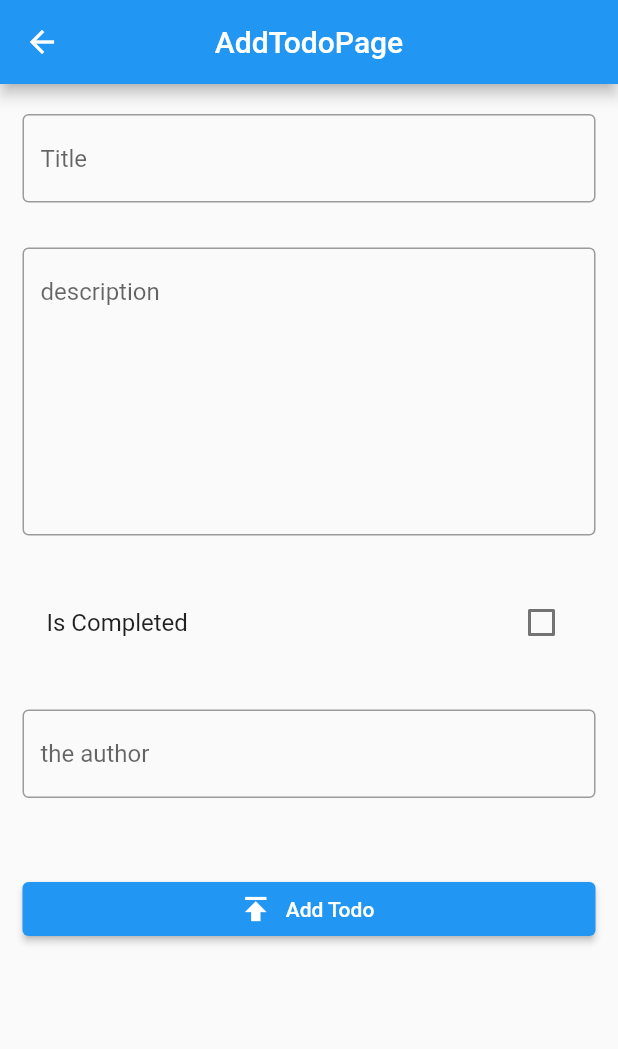
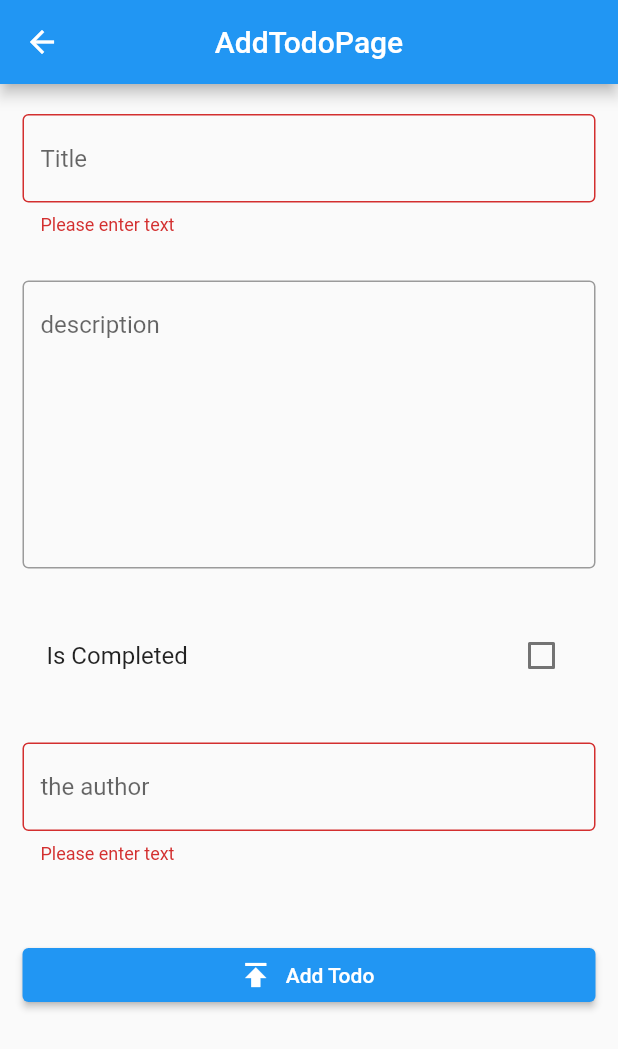
Before and after one commit to AltynbekChotonov/todo_firebase, a Flutter app: the AddTodoPage screen opened directly, after a tap on "Add Todo", on a phone screen of 412 x 824 dp. Shown: the top 1049 px of the screen. Run offline on Flutter 3.47's test engine with Material 2 defaults, Android fonts, the phone set to English and light mode, and no system bars; our stand-ins replace cloud_firestore, firebase_core; missing offline and left inert: dart:js_interop; accounts and stored records are empty.

Commit message:
koshuldu  todo sabak 3

```diff
--- a/lib/home/add_todo_page.dart
+++ b/lib/home/add_todo_page.dart
@@ -1,4 +1,7 @@
+import 'dart:js_interop';
+
 import 'package:cloud_firestore/cloud_firestore.dart';
+import 'package:flutter/cupertino.dart';
 import 'package:flutter/material.dart';
 import 'package:todo_app/model/todo_model.dart';
 
@@ -43,7 +46,15 @@ class _AddTodoPageState extends State<AddTodoPage> {
               TextFormField(
                 controller: _title,
                 decoration: const InputDecoration(
-                    hintText: 'Title', border: OutlineInputBorder()),
+                  hintText: 'Title',
+                  border: OutlineInputBorder(),
+                ),
+                validator: (value) {
+                  if (value == null || value.isEmpty) {
+                    return 'Please enter text';
+                  }
+                  return null;
+                },
               ),
               const SizedBox(height: 30),
               TextFormField(
@@ -66,13 +77,39 @@ class _AddTodoPageState extends State<AddTodoPage> {
               TextFormField(
                 controller: _theAuthor,
                 decoration: const InputDecoration(
-                    hintText: 'the author', border: OutlineInputBorder()),
+                  hintText: 'the author',
+                  border: OutlineInputBorder(),
+                ),
+                validator: (value) {
+                  if (value == null || value.isEmpty) {
+                    return 'Please enter text';
+                  }
+                  return null;
+                },
               ),
               const SizedBox(height: 50),
               ElevatedButton.icon(
                 onPressed: () async {
                   if (_formkey.currentState!.validate()) {
+                    showDialog(
+                      context: context,
+                      builder: (BuildContext context) {
+                        return const CupertinoAlertDialog(
+                          title: Text('Please waiting'),
+                          content: Center(
+                              child: Padding(
+                            padding: EdgeInsets.symmetric(vertical: 30),
+                            child: CupertinoActivityIndicator(
+                              radius: 20,
+                              color: Colors.blue,
+                            ),
+                          )),
+                        );
+                      },
+                    );
+
                     await addTodo();
+                    Navigator.popUntil(context, (Route) => Route.isFirst);
                   }
                 },
                 icon: const Icon(Icons.publish),
--- a/lib/main.dart
+++ b/lib/main.dart
@@ -12,3 +12,9 @@ Future<void> main() async {
 
   runApp(const MyApp());
 }
+// creat data
+// read data
+
+
+// update
+// delete
```
Also changed, not shown: lib/home/home_page.dart (+40 -19 lines).
